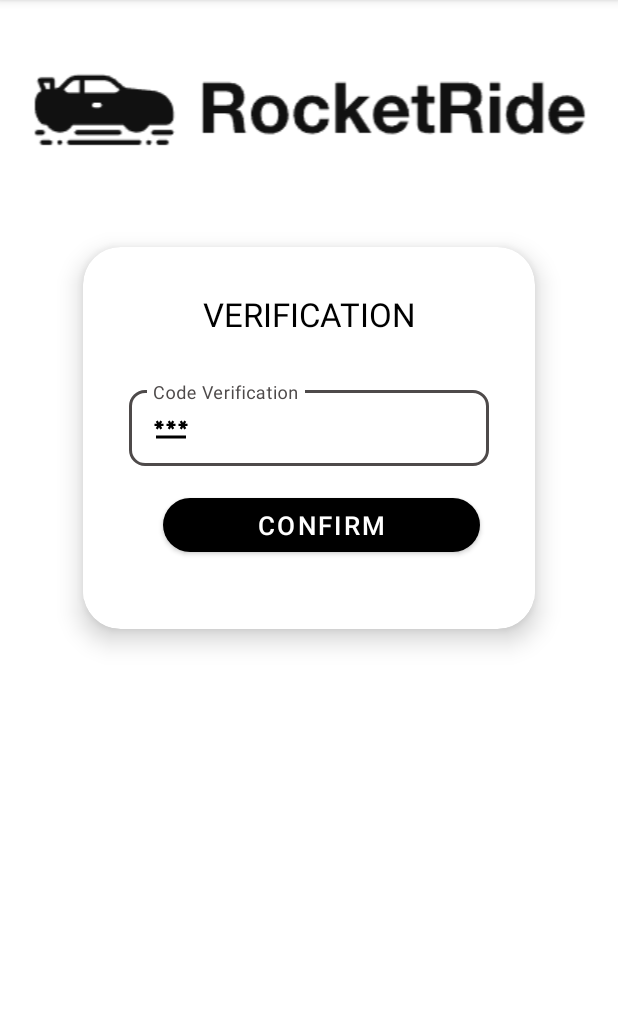
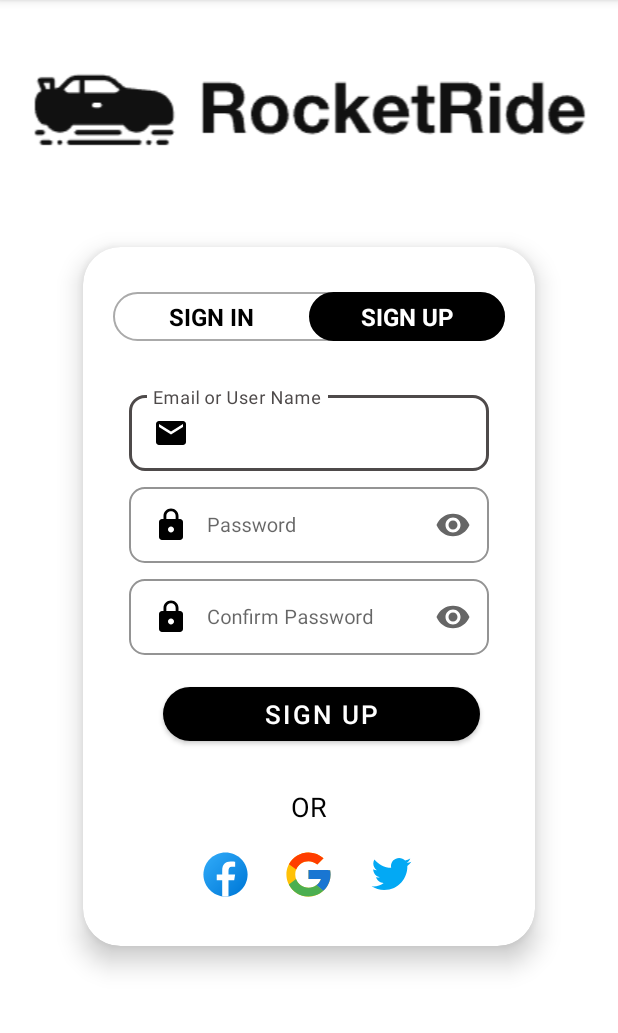
Before and after one commit to GalKoaz/RocketRide, an Android app: the VerificationActivity screen opened directly, with no data from a screen before it, after a tap on "CONFIRM", on a phone screen of 412 x 824 dp, the part 84-1117 px from its top. Run offline under Robolectric (Android 15) with nearby library versions, the phone set to English and light mode, and no system bars; our stand-ins replace Firebase (no records; nobody signed in at launch, a user with empty details on screens opened directly); 2 statements that could not run were skipped; 1 other tap on this screen came first.

Commit message:
some rework on features : )

```diff
--- a/app/src/main/java/com/example/rocketride/MainActivity.java
+++ b/app/src/main/java/com/example/rocketride/MainActivity.java
@@ -8,6 +8,8 @@ import androidx.appcompat.app.AppCompatActivity;
 import android.annotation.SuppressLint;
 import android.content.Intent;
 import android.os.Bundle;
+import android.text.Editable;
+import android.text.TextWatcher;
 import android.util.Log;
 import android.view.View;
 import android.widget.Button;
@@ -36,6 +38,12 @@ public class MainActivity extends AppCompatActivity {
         super.onCreate(savedInstanceState);
         setContentView(R.layout.activity_main);
         firebaseAuth = FirebaseAuth.getInstance();
+        //get view flag
+        Bundle extras = getIntent().getExtras();
+        boolean viewFlag = false;
+        if(extras != null){
+            viewFlag = extras.getBoolean("ViewFlag");
+        }
 
         // Sign in & sign up buttons
         Button signInButton = findViewById(R.id.signInButton),
@@ -63,6 +71,30 @@ public class MainActivity extends AppCompatActivity {
         // LinearLayout objects
         LinearLayout signUpLayout = findViewById(R.id.singUpLayout),
                      logInLayout = findViewById(R.id.logInLayout);
+
+        if(viewFlag){
+            signUP.setTextColor(getResources().getColor(R.color.white));
+            logIn.setTextColor(getResources().getColor(R.color.black));
+            signUP.setBackground(getResources().getDrawable(R.drawable.switch_trcks, null));
+            logIn.setBackground(null);
+            signUpLayout.setVisibility(View.VISIBLE);
+            logInLayout.setVisibility(View.GONE);
+        }
+
+        signUpUserPassword.addTextChangedListener(new TextWatcher() {
+            @Override
+            public void beforeTextChanged(CharSequence s, int start, int count, int after) {
+            }
+
+            @Override
+            public void onTextChanged(CharSequence s, int start, int before, int count) {
+            }
+            @Override
+            public void afterTextChanged(Editable s) {
+                // TODO: 26/11/2022 add a gui green red yellow
+                System.out.println(signUpUserPassword.getText().toString());
+            }
+        });
 
 
         // On clicking the sign up textView
@@ -114,7 +146,16 @@ public class MainActivity extends AppCompatActivity {
             String userEmail = signUpUserEmail.getText().toString();
             String userPassword = signUpUserPassword.getText().toString();
             String confirmUserPassword = signUpUserConfirmPassword.getText().toString();
-
+            if(!userPassword.equals(confirmUserPassword)){
+                Toast.makeText(MainActivity.this, "Passwords not matching.",
+                        Toast.LENGTH_SHORT).show();
+                return;
+            }
+            if(!userEmail.contains("@")){
+                Toast.makeText(MainActivity.this, "Mail address is not legal.",
+                        Toast.LENGTH_SHORT).show();
+                return;
+            }
             // Activate the verification activity
             this.finish();
             Intent switchActivityIntent = new Intent(this, VerificationActivity.class);
@@ -122,6 +163,7 @@ public class MainActivity extends AppCompatActivity {
             switchActivityIntent.putExtra("userEmail", userEmail);
             switchActivityIntent.putExtra("userPassword", userPassword);
             startActivity(switchActivityIntent);
+
         });
 
 
--- a/app/src/main/java/com/example/rocketride/VerificationActivity.java
+++ b/app/src/main/java/com/example/rocketride/VerificationActivity.java
@@ -2,16 +2,19 @@ package com.example.rocketride;
 
 import static android.content.ContentValues.TAG;
 
+import android.content.Intent;
 import android.os.Bundle;
 import android.util.Log;
 import android.view.View;
 import android.widget.Button;
 import android.widget.LinearLayout;
+import android.widget.Toast;
 
 import androidx.appcompat.app.AppCompatActivity;
 
 import com.google.android.material.textfield.TextInputEditText;
 import com.google.firebase.auth.FirebaseAuth;
+import java.util.concurrent.TimeUnit;
 
 public class VerificationActivity extends AppCompatActivity {
     private FirebaseAuth firebaseAuth;
@@ -37,7 +40,6 @@ public class VerificationActivity extends AppCompatActivity {
         // Verification text inputs
         TextInputEditText userPhone = findViewById(R.id.phone),
                 CodeVerification = findViewById(R.id.CodeVerification);
-
         sendButton.setOnClickListener(signUp -> {
             codeLayout.setVisibility(View.VISIBLE);
             phoneLayout.setVisibility(View.GONE);
@@ -48,6 +50,7 @@ public class VerificationActivity extends AppCompatActivity {
             // Register the user to firebase
             createFirebaseUserEmailPassword(userEmail, userPassword);
             System.out.println(userEmail + '\n'  + userPassword);
+
         });
     }
 
@@ -60,11 +63,19 @@ public class VerificationActivity extends AppCompatActivity {
                     // Check if succeeded creating the user in firebase
                     if (!task.isSuccessful()) {
                         Log.d(TAG, "Authentication failed. " + task.getException());
+                        Toast.makeText(VerificationActivity.this, "SignUp failed - try again.",
+                                Toast.LENGTH_SHORT).show();
+                        // Activate the verification activity
+                        this.finish();
+                        Intent switchActivityIntent = new Intent(this, MainActivity.class);
+                        switchActivityIntent.putExtra("ViewFlag", true);
+                        startActivity(switchActivityIntent);
+                        return;
                     }
-//                        else {
-//                            SignupActivity.this.startActivity(new Intent(SignupActivity.this, MainActivity.class));
-//                            SignupActivity.this.finish();
-//                        }
+//                  // Activate the verification activity
+                    this.finish();
+                    Intent switchActivityIntent = new Intent(this, MainActivity.class);
+                    startActivity(switchActivityIntent);
                 });
     }
 }
```
Also changed, not shown: app/src/main/res/layout/activity_home_screen.xml (+8 -6 lines).
